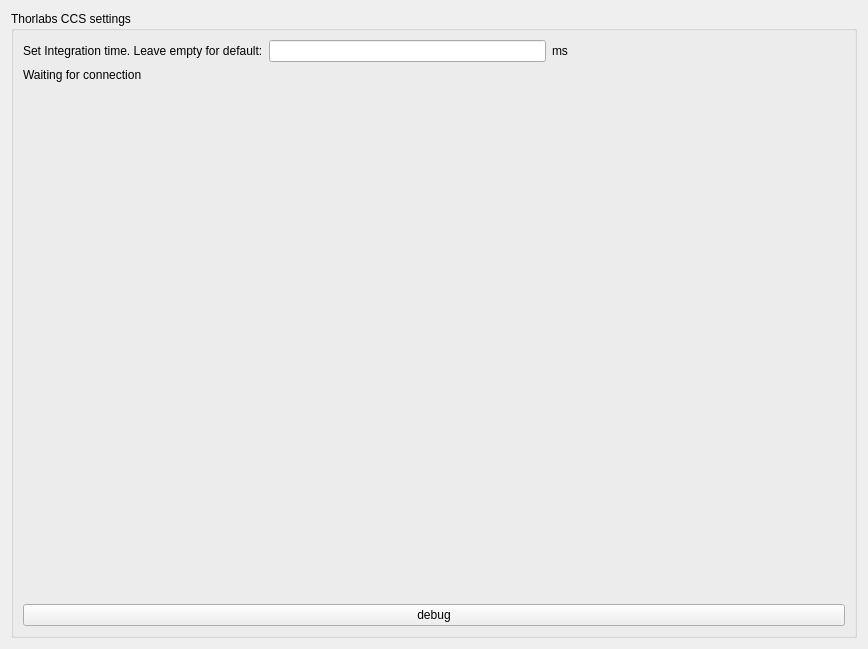
First picture: the form in plugins/TLCCS/TLCCS_settingsWidget.ui, repository pyIVLS/pyIVLS, before the edit.
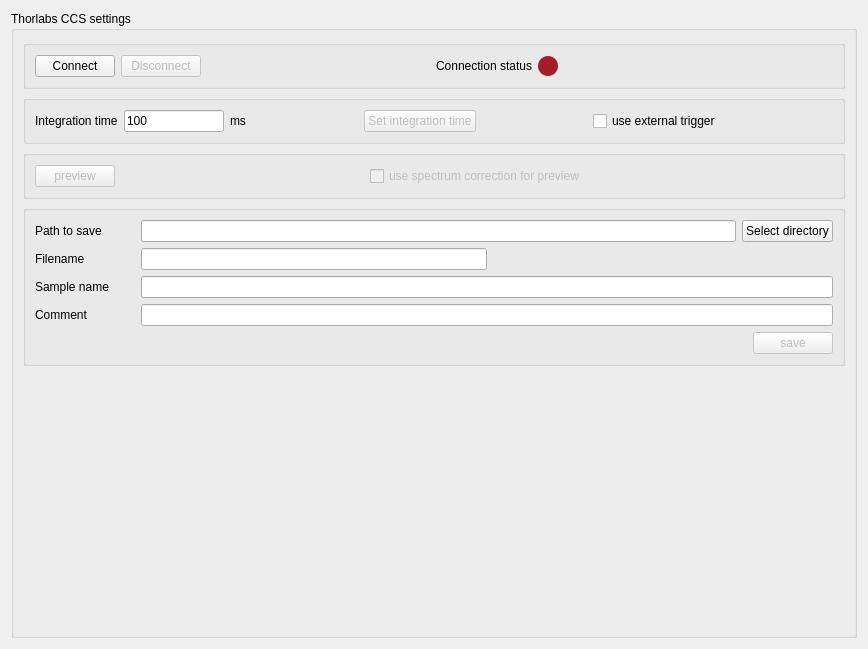
Second picture: the form after the edit.

Commit message: CCS175 spectrometer support added and tested (TLCCS plugin) PID parameters modification added to peltierController plugin

Patch:
```diff
--- a/plugins/TLCCS/TLCCS_settingsWidget.ui
+++ b/plugins/TLCCS/TLCCS_settingsWidget.ui
@@ -25,54 +25,383 @@
      <property name="title">
       <string>Thorlabs CCS settings</string>
      </property>
-     <layout class="QVBoxLayout" name="verticalLayout">
+     <layout class="QVBoxLayout" name="verticalLayout" stretch="0,0,0,0,0">
       <item>
-       <layout class="QHBoxLayout" name="horizontalLayout_2">
-        <item>
-         <widget class="QLabel" name="integTimeText">
-          <property name="text">
-           <string>Set Integration time. Leave empty for default:</string>
-          </property>
-         </widget>
-        </item>
-        <item>
-         <widget class="QLineEdit" name="lineEdit_Integ"/>
-        </item>
-        <item>
-         <widget class="QLabel" name="secondText">
-          <property name="text">
-           <string>ms</string>
-          </property>
-         </widget>
-        </item>
-        <item>
-         <spacer name="horizontalSpacer">
-          <property name="orientation">
-           <enum>Qt::Horizontal</enum>
-          </property>
-          <property name="sizeHint" stdset="0">
-           <size>
-            <width>40</width>
-            <height>20</height>
-           </size>
-          </property>
-         </spacer>
-        </item>
-       </layout>
+       <widget class="QGroupBox" name="connectBox">
+        <property name="title">
+         <string/>
+        </property>
+        <layout class="QHBoxLayout" name="horizontalLayout_4">
+         <item>
+          <widget class="QPushButton" name="connectButton">
+           <property name="text">
+            <string>Connect</string>
+           </property>
+          </widget>
+         </item>
+         <item>
+          <widget class="QPushButton" name="disconnectButton">
+           <property name="enabled">
+            <bool>false</bool>
+           </property>
+           <property name="text">
+            <string>Disconnect</string>
+           </property>
+          </widget>
+         </item>
+         <item>
+          <spacer name="horizontalSpacer_3">
+           <property name="orientation">
+            <enum>Qt::Horizontal</enum>
+           </property>
+           <property name="sizeHint" stdset="0">
+            <size>
+             <width>40</width>
+             <height>20</height>
+            </size>
+           </property>
+          </spacer>
+         </item>
+         <item>
+          <widget class="QLabel" name="statusLabel">
+           <property name="text">
+            <string>Connection status</string>
+           </property>
+          </widget>
+         </item>
+         <item>
+          <widget class="QLabel" name="connectionIndicator">
+           <property name="minimumSize">
+            <size>
+             <width>20</width>
+             <height>20</height>
+            </size>
+           </property>
+           <property name="maximumSize">
+            <size>
+             <width>20</width>
+             <height>20</height>
+            </size>
+           </property>
+           <property name="styleSheet">
+            <string notr="true">border-radius: 10px;
+background-color:rgb(165, 29, 45);
+min-height: 20px;
+min-width: 20px;</string>
+           </property>
+           <property name="text">
+            <string/>
+           </property>
+          </widget>
+         </item>
+         <item>
+          <spacer name="horizontalSpacer_2">
+           <property name="orientation">
+            <enum>Qt::Horizontal</enum>
+           </property>
+           <property name="sizeHint" stdset="0">
+            <size>
+             <width>275</width>
+             <height>20</height>
+            </size>
+           </property>
+          </spacer>
+         </item>
+        </layout>
+       </widget>
       </item>
       <item>
-       <layout class="QHBoxLayout" name="horizontalLayout_3">
-        <item>
-         <widget class="QLabel" name="statusLabel">
-          <property name="focusPolicy">
-           <enum>Qt::NoFocus</enum>
-          </property>
-          <property name="text">
-           <string>Waiting for connection</string>
-          </property>
-         </widget>
-        </item>
-       </layout>
+       <widget class="QGroupBox" name="boxSettings">
+        <property name="enabled">
+         <bool>true</bool>
+        </property>
+        <property name="title">
+         <string/>
+        </property>
+        <layout class="QHBoxLayout" name="horizontalLayout_2">
+         <item>
+          <widget class="QLabel" name="integTimeText">
+           <property name="text">
+            <string>Integration time</string>
+           </property>
+          </widget>
+         </item>
+         <item>
+          <widget class="QLineEdit" name="lineEdit_Integ">
+           <property name="maximumSize">
+            <size>
+             <width>100</width>
+             <height>16777215</height>
+            </size>
+           </property>
+           <property name="text">
+            <string>100</string>
+           </property>
+          </widget>
+         </item>
+         <item>
+          <widget class="QLabel" name="secondText">
+           <property name="text">
+            <string>ms</string>
+           </property>
+          </widget>
+         </item>
+         <item>
+          <spacer name="horizontalSpacer">
+           <property name="orientation">
+            <enum>Qt::Horizontal</enum>
+           </property>
+           <property name="sizeHint" stdset="0">
+            <size>
+             <width>40</width>
+             <height>20</height>
+            </size>
+           </property>
+          </spacer>
+         </item>
+         <item>
+          <widget class="QPushButton" name="setIntegrationTimeButton">
+           <property name="enabled">
+            <bool>false</bool>
+           </property>
+           <property name="text">
+            <string>Set integration time</string>
+           </property>
+          </widget>
+         </item>
+         <item>
+          <spacer name="horizontalSpacer_4">
+           <property name="orientation">
+            <enum>Qt::Horizontal</enum>
+           </property>
+           <property name="sizeHint" stdset="0">
+            <size>
+             <width>40</width>
+             <height>20</height>
+            </size>
+           </property>
+          </spacer>
+         </item>
+         <item>
+          <widget class="QCheckBox" name="extTriggerCheck">
+           <property name="text">
+            <string>use external trigger</string>
+           </property>
+          </widget>
+         </item>
+         <item>
+          <spacer name="horizontalSpacer_6">
+           <property name="orientation">
+            <enum>Qt::Horizontal</enum>
+           </property>
+           <property name="sizeHint" stdset="0">
+            <size>
+             <width>40</width>
+             <height>20</height>
+            </size>
+           </property>
+          </spacer>
+         </item>
+        </layout>
+       </widget>
+      </item>
+      <item>
+       <widget class="QGroupBox" name="previewBox">
+        <property name="enabled">
+         <bool>false</bool>
+        </property>
+        <property name="title">
+         <string/>
+        </property>
+        <layout class="QHBoxLayout" name="horizontalLayout_3">
+         <item>
+          <widget class="QPushButton" name="previewButton">
+           <property name="text">
+            <string>preview</string>
+           </property>
+          </widget>
+         </item>
+         <item>
+          <spacer name="horizontalSpacer_5">
+           <property name="orientation">
+            <enum>Qt::Horizontal</enum>
+           </property>
+           <property name="sizeHint" stdset="0">
+            <size>
+             <width>40</width>
+             <height>20</height>
+            </size>
+           </property>
+          </spacer>
+         </item>
+         <item>
+          <widget class="QCheckBox" name="correctionCheck">
+           <property name="text">
+            <string>use spectrum correction for preview</string>
+           </property>
+          </widget>
+         </item>
+         <item>
+          <spacer name="horizontalSpacer_8">
+           <property name="orientation">
+            <enum>Qt::Horizontal</enum>
+           </property>
+           <property name="sizeHint" stdset="0">
+            <size>
+             <width>40</width>
+             <height>20</height>
+            </size>
+           </property>
+          </spacer>
+         </item>
+        </layout>
+       </widget>
+      </item>
+      <item>
+       <widget class="QGroupBox" name="fileBox">
+        <property name="enabled">
+         <bool>true</bool>
+        </property>
+        <property name="title">
+         <string/>
+        </property>
+        <layout class="QVBoxLayout" name="verticalLayout_2">
+         <item>
+          <layout class="QHBoxLayout" name="horizontalLayout_5">
+           <item>
+            <widget class="QLabel" name="pathLabel">
+             <property name="minimumSize">
+              <size>
+               <width>100</width>
+               <height>0</height>
+              </size>
+             </property>
+             <property name="text">
+              <string>Path to save</string>
+             </property>
+            </widget>
+           </item>
+           <item>
+            <widget class="QLineEdit" name="lineEdit_path"/>
+           </item>
+           <item>
+            <widget class="QPushButton" name="directoryButton">
+             <property name="text">
+              <string>Select directory</string>
+             </property>
+            </widget>
+           </item>
+          </layout>
+         </item>
+         <item>
+          <layout class="QHBoxLayout" name="horizontalLayout_6">
+           <item>
+            <widget class="QLabel" name="filenameLabel">
+             <property name="minimumSize">
+              <size>
+               <width>100</width>
+               <height>0</height>
+              </size>
+             </property>
+             <property name="text">
+              <string>Filename</string>
+             </property>
+            </widget>
+           </item>
+           <item>
+            <widget class="QLineEdit" name="lineEdit_filename"/>
+           </item>
+           <item>
+            <spacer name="horizontalSpacer_9">
+             <property name="orientation">
+              <enum>Qt::Horizontal</enum>
+             </property>
+             <property name="sizeHint" stdset="0">
+              <size>
+               <width>40</width>
+               <height>20</height>
+              </size>
+             </property>
+            </spacer>
+           </item>
+          </layout>
+         </item>
+         <item>
+          <layout class="QHBoxLayout" name="horizontalLayout_7">
+           <item>
+            <widget class="QLabel" name="sampleName_label">
+             <property name="minimumSize">
+              <size>
+               <width>100</width>
+               <height>0</height>
+              </size>
+             </property>
+             <property name="text">
+              <string>Sample name</string>
+             </property>
+            </widget>
+           </item>
+           <item>
+            <widget class="QLineEdit" name="lineEdit_sampleName"/>
+           </item>
+          </layout>
+         </item>
+         <item>
+          <layout class="QHBoxLayout" name="horizontalLayout_8">
+           <item>
+            <widget class="QLabel" name="label_comment">
+             <property name="minimumSize">
+              <size>
+               <width>100</width>
+               <height>0</height>
+              </size>
+             </property>
+             <property name="text">
+              <string>Comment</string>
+             </property>
+            </widget>
+           </item>
+           <item>
+            <widget class="QLineEdit" name="lineEdit_comment">
+             <property name="minimumSize">
+              <size>
+               <width>0</width>
+               <height>0</height>
+              </size>
+             </property>
+            </widget>
+           </item>
+          </layout>
+         </item>
+         <item>
+          <layout class="QHBoxLayout" name="horizontalLayout_9">
+           <item>
+            <spacer name="horizontalSpacer_10">
+             <property name="orientation">
+              <enum>Qt::Horizontal</enum>
+             </property>
+             <property name="sizeHint" stdset="0">
+              <size>
+               <width>40</width>
+               <height>20</height>
+              </size>
+             </property>
+            </spacer>
+           </item>
+           <item>
+            <widget class="QPushButton" name="saveButton">
+             <property name="enabled">
+              <bool>false</bool>
+             </property>
+             <property name="text">
+              <string>save</string>
+             </property>
+            </widget>
+           </item>
+          </layout>
+         </item>
+        </layout>
+       </widget>
       </item>
       <item>
        <spacer name="verticalSpacer">
@@ -87,13 +416,6 @@
         </property>
        </spacer>
       </item>
-      <item>
-       <widget class="QPushButton" name="pushButton">
-        <property name="text">
-         <string>debug</string>
-        </property>
-       </widget>
-      </item>
      </layout>
     </widget>
    </item>
```
The commit also changes 24 other files.
